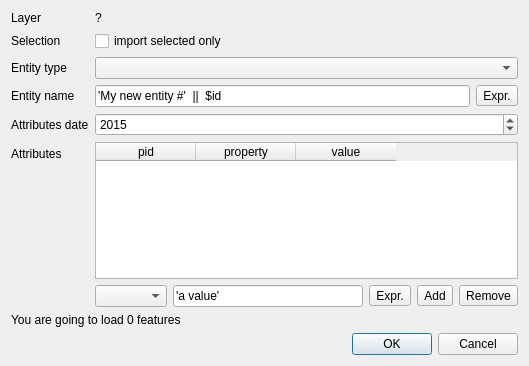
First picture: the form in ui/loaddata.ui, repository dhlab-epfl/GlobalAtlas-qgis, before the edit.
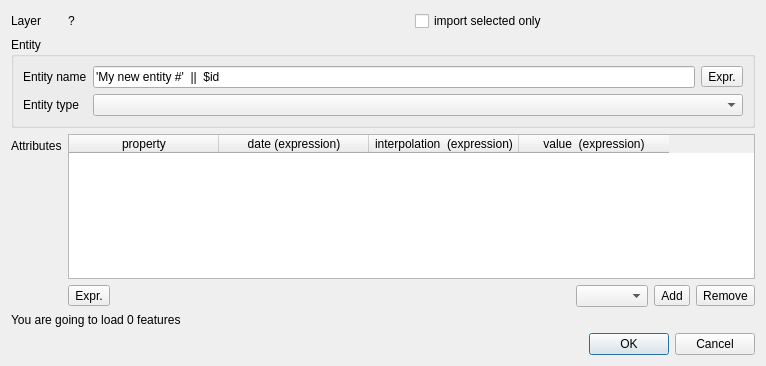
Second picture: the form after the edit.

Commit message: [import] improve import dialog

```diff
--- a/ui/loaddata.ui
+++ b/ui/loaddata.ui
@@ -6,7 +6,7 @@
    <rect>
     <x>0</x>
     <y>0</y>
-    <width>529</width>
+    <width>766</width>
     <height>366</height>
    </rect>
   </property>
@@ -22,62 +22,84 @@
     </widget>
    </item>
    <item row="0" column="1">
-    <widget class="QLabel" name="layerNameLabel">
-     <property name="text">
-      <string>?</string>
-     </property>
-    </widget>
+    <layout class="QHBoxLayout" name="horizontalLayout_3">
+     <item>
+      <widget class="QLabel" name="layerNameLabel">
+       <property name="text">
+        <string>?</string>
+       </property>
+      </widget>
+     </item>
+     <item>
+      <widget class="QCheckBox" name="selectionOnlyCheckBox">
+       <property name="text">
+        <string>import selected only</string>
+       </property>
+      </widget>
+     </item>
+    </layout>
    </item>
-   <item row="1" column="0">
-    <widget class="QLabel" name="label_6">
-     <property name="text">
-      <string>Selection</string>
+   <item row="1" column="0" colspan="2">
+    <widget class="QGroupBox" name="groupBox">
+     <property name="title">
+      <string>Entity</string>
      </property>
-    </widget>
-   </item>
-   <item row="1" column="1">
-    <widget class="QCheckBox" name="selectionOnlyCheckBox">
-     <property name="text">
-      <string>import selected only</string>
-     </property>
+     <layout class="QFormLayout" name="formLayout_2">
+      <item row="0" column="0">
+       <widget class="QLabel" name="label">
+        <property name="text">
+         <string>Entity name</string>
+        </property>
+       </widget>
+      </item>
+      <item row="0" column="1">
+       <layout class="QHBoxLayout" name="horizontalLayout_2">
+        <item>
+         <widget class="QLineEdit" name="entityNameLineEdit">
+          <property name="text">
+           <string>'My new entity #'  ||  $id </string>
+          </property>
+         </widget>
+        </item>
+        <item>
+         <widget class="QToolButton" name="entityExpressionButton">
+          <property name="text">
+           <string>Expr.</string>
+          </property>
+         </widget>
+        </item>
+       </layout>
+      </item>
+      <item row="1" column="0">
+       <widget class="QLabel" name="label_2">
+        <property name="text">
+         <string>Entity type</string>
+        </property>
+       </widget>
+      </item>
+      <item row="1" column="1">
+       <widget class="QComboBox" name="entityTypeComboBox"/>
+      </item>
+     </layout>
     </widget>
    </item>
    <item row="2" column="0">
-    <widget class="QLabel" name="label_2">
-     <property name="text">
-      <string>Entity type</string>
-     </property>
-    </widget>
-   </item>
-   <item row="2" column="1">
-    <widget class="QComboBox" name="entityTypeComboBox"/>
-   </item>
-   <item row="3" column="0">
-    <widget class="QLabel" name="label">
-     <property name="text">
-      <string>Entity name</string>
-     </property>
-    </widget>
-   </item>
-   <item row="5" column="0">
     <widget class="QLabel" name="label_3">
      <property name="text">
       <string>Attributes</string>
      </property>
     </widget>
    </item>
-   <item row="5" column="1">
+   <item row="2" column="1">
     <layout class="QVBoxLayout" name="verticalLayout">
      <item>
       <widget class="QTableWidget" name="attributesTableWidget">
        <property name="columnCount">
-        <number>3</number>
+        <number>4</number>
        </property>
-       <column>
-        <property name="text">
-         <string>pid</string>
-        </property>
-       </column>
+       <attribute name="horizontalHeaderDefaultSectionSize">
+        <number>150</number>
+       </attribute>
        <column>
         <property name="text">
          <string>property</string>
@@ -85,23 +107,23 @@
        </column>
        <column>
         <property name="text">
-         <string>value</string>
+         <string>date (expression)</string>
+        </property>
+       </column>
+       <column>
+        <property name="text">
+         <string>interpolation  (expression)</string>
+        </property>
+       </column>
+       <column>
+        <property name="text">
+         <string>value  (expression)</string>
         </property>
        </column>
       </widget>
      </item>
      <item>
       <layout class="QHBoxLayout" name="horizontalLayout">
-       <item>
-        <widget class="QComboBox" name="addAttributeTypeComboBox"/>
-       </item>
-       <item>
-        <widget class="QLineEdit" name="addAttributeValueLineEdit">
-         <property name="text">
-          <string>'a value'</string>
-         </property>
-        </widget>
-       </item>
        <item>
         <widget class="QToolButton" name="attributeExpressionButton">
          <property name="text">
@@ -109,6 +131,22 @@
          </property>
         </widget>
        </item>
+       <item>
+        <spacer name="horizontalSpacer">
+         <property name="orientation">
+          <enum>Qt::Horizontal</enum>
+         </property>
+         <property name="sizeHint" stdset="0">
+          <size>
+           <width>40</width>
+           <height>20</height>
+          </size>
+         </property>
+        </spacer>
+       </item>
+       <item>
+        <widget class="QComboBox" name="addAttributeTypeComboBox"/>
+       </item>
        <item>
         <widget class="QToolButton" name="addAttributeButton">
          <property name="text">
@@ -127,7 +165,14 @@
      </item>
     </layout>
    </item>
-   <item row="10" column="0" colspan="2">
+   <item row="9" column="0" colspan="2">
+    <widget class="QLabel" name="featureCountLabel">
+     <property name="text">
+      <string>You are going to load 0 features</string>
+     </property>
+    </widget>
+   </item>
+   <item row="11" column="0" colspan="2">
     <widget class="QDialogButtonBox" name="buttonBox">
      <property name="orientation">
       <enum>Qt::Horizontal</enum>
@@ -137,48 +182,6 @@
      </property>
     </widget>
    </item>
-   <item row="3" column="1">
-    <layout class="QHBoxLayout" name="horizontalLayout_2">
-     <item>
-      <widget class="QLineEdit" name="entityNameLineEdit">
-       <property name="text">
-        <string>'My new entity #'  ||  $id </string>
-       </property>
-      </widget>
-     </item>
-     <item>
-      <widget class="QToolButton" name="entityExpressionButton">
-       <property name="text">
-        <string>Expr.</string>
-       </property>
-      </widget>
-     </item>
-    </layout>
-   </item>
-   <item row="8" column="0" colspan="2">
-    <widget class="QLabel" name="featureCountLabel">
-     <property name="text">
-      <string>You are going to load 0 features</string>
-     </property>
-    </widget>
-   </item>
-   <item row="4" column="0">
-    <widget class="QLabel" name="label_5">
-     <property name="text">
-      <string>Attributes date</string>
-     </property>
-    </widget>
-   </item>
-   <item row="4" column="1">
-    <widget class="QSpinBox" name="dateSpinBox">
-     <property name="maximum">
-      <number>2100</number>
-     </property>
-     <property name="value">
-      <number>2015</number>
-     </property>
-    </widget>
-   </item>
   </layout>
  </widget>
  <resources/>
```
The commit also changes 2 other files.
